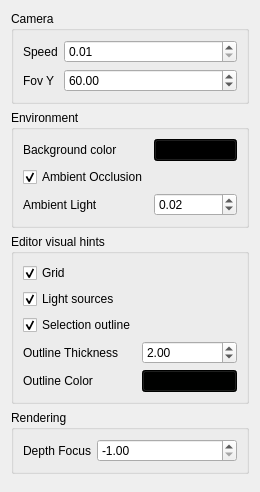
This is Engine/Project3/ui/miscsettingswidget.ui in Adria-F/QT-Graphics-Engine as Qt 5 draws it before an edit. The edited form follows.
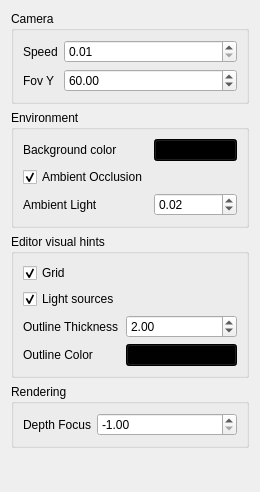
This is the edited form.

Commit message:
removed selection outline check
It doesn't feel good. It's a basic engine feature

```diff
--- a/Engine/Project3/ui/miscsettingswidget.ui
+++ b/Engine/Project3/ui/miscsettingswidget.ui
@@ -152,30 +152,13 @@
        </widget>
       </item>
       <item row="2" column="0">
-       <widget class="QCheckBox" name="checkBoxSelectionOutline">
-        <property name="text">
-         <string>Selection outline</string>
-        </property>
-        <property name="checked">
-         <bool>true</bool>
-        </property>
-       </widget>
-      </item>
-      <item row="3" column="0">
        <widget class="QLabel" name="label_6">
         <property name="text">
          <string>Outline Thickness</string>
         </property>
        </widget>
       </item>
-      <item row="5" column="0">
-       <widget class="QLabel" name="label_7">
-        <property name="text">
-         <string>Outline Color</string>
-        </property>
-       </widget>
-      </item>
-      <item row="3" column="1">
+      <item row="2" column="1">
        <widget class="QDoubleSpinBox" name="outlineThickness">
         <property name="minimum">
          <double>1.000000000000000</double>
@@ -188,7 +171,14 @@
         </property>
        </widget>
       </item>
-      <item row="5" column="1">
+      <item row="4" column="0">
+       <widget class="QLabel" name="label_7">
+        <property name="text">
+         <string>Outline Color</string>
+        </property>
+       </widget>
+      </item>
+      <item row="4" column="1">
        <widget class="QPushButton" name="outlineColor">
         <property name="styleSheet">
          <string notr="true">background-color: rgb(0,1,0);</string>
```
The commit also changes 1 other file.
